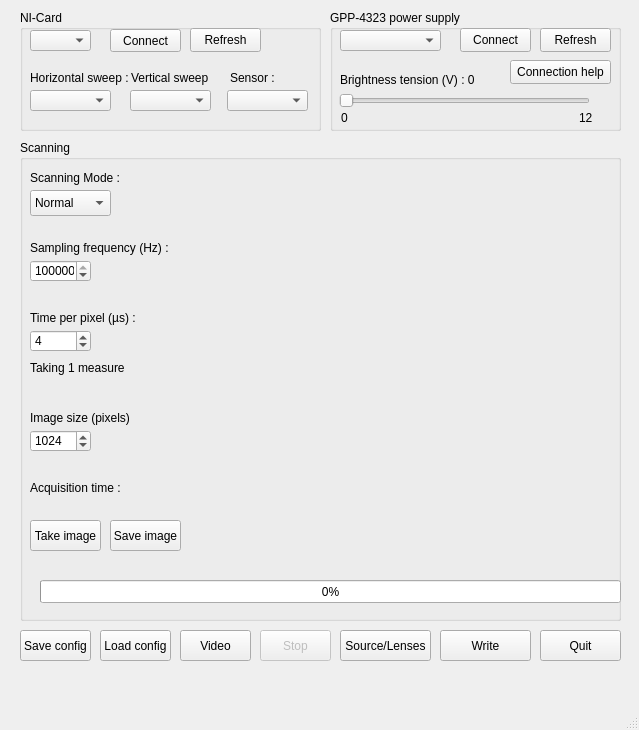
Before: the Qt Designer form Python/Main_interface.ui in Simoooooooooon/OptiqueParticulesChargees, drawn with Qt 5.
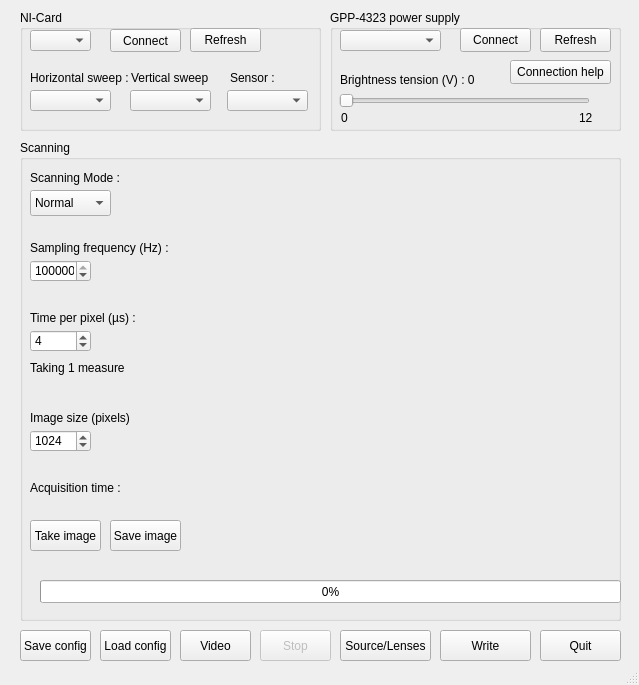
After: the same form once the commit is applied.

What changed in the file:
```diff
--- a/Python/Main_interface.ui
+++ b/Python/Main_interface.ui
@@ -7,7 +7,7 @@
     <x>0</x>
     <y>0</y>
     <width>639</width>
-    <height>730</height>
+    <height>685</height>
    </rect>
   </property>
   <property name="windowTitle">
```
